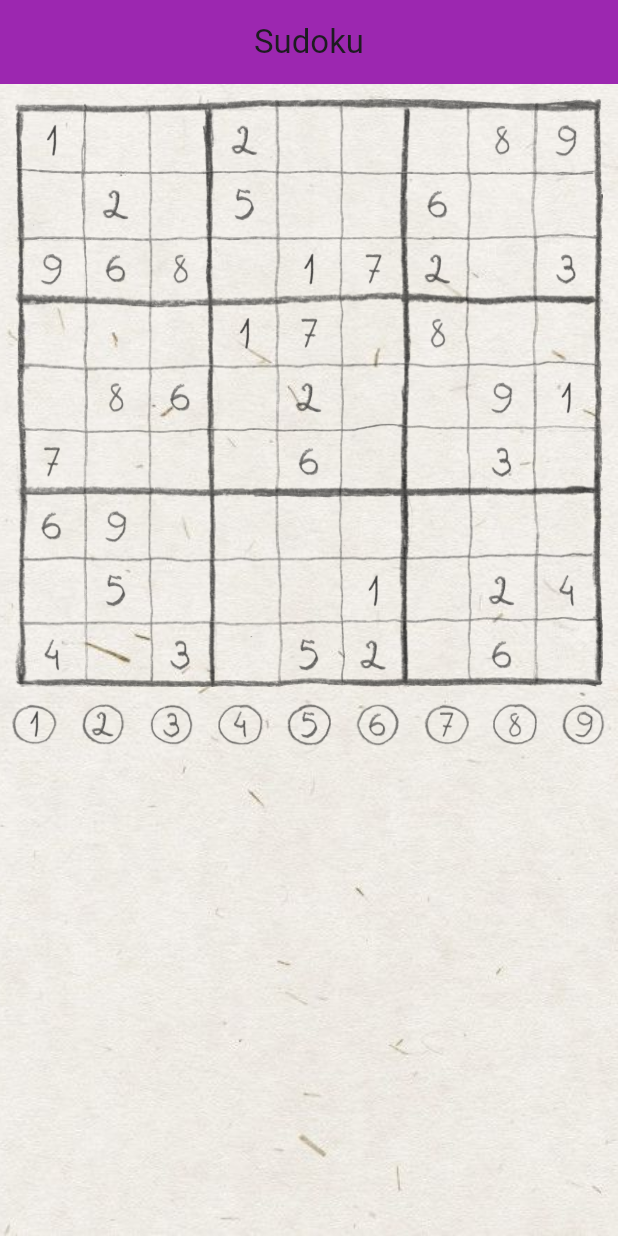
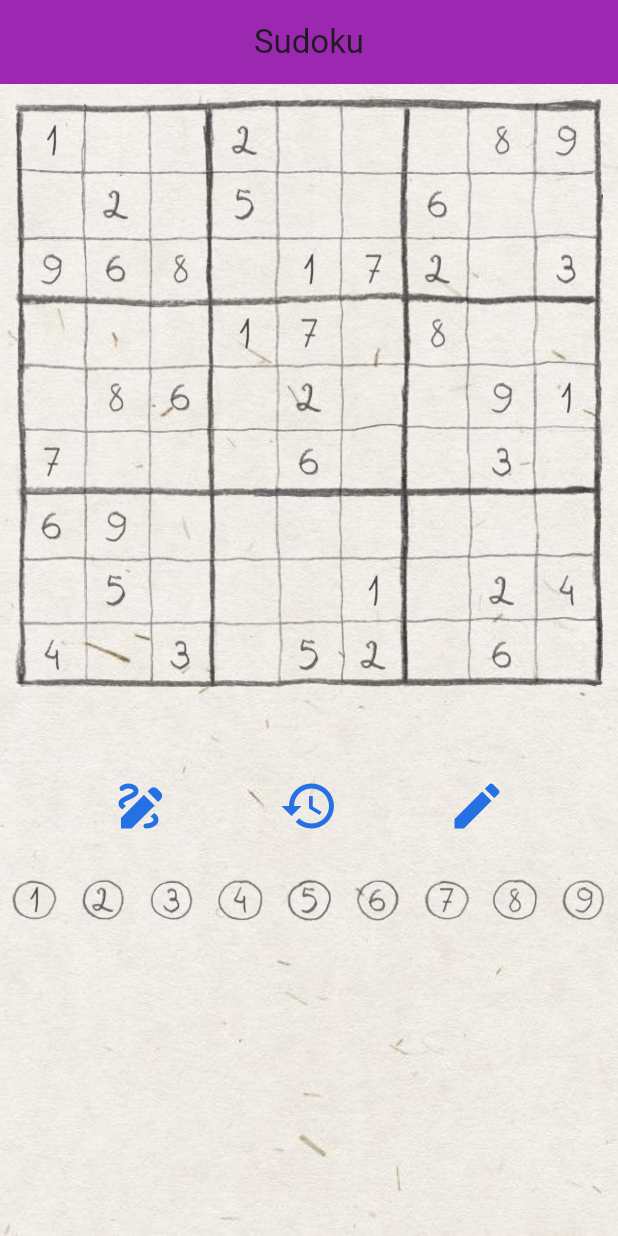
Before and after one commit to reily-cleiane/sudoku, a Flutter app: the screen it shows after launch, after a tap on "Fácil", on a phone screen of 412 x 824 dp. Run offline on Flutter 3.47's test engine with Material 3 defaults, Android fonts, the phone set to English and light mode, and no system bars.

Commit message:
Adiciona botões de desfazer, apagar e rascunho

```diff
--- /dev/null
+++ b/lib/componentes/botoes_jogo.dart
@@ -0,0 +1,34 @@
+import 'package:flutter/material.dart';
+
+class BotoesJogo extends StatelessWidget {
+  const BotoesJogo({super.key, required this.apagar, required this.desfazer, required this.anotar});
+
+  final Function() apagar;
+  final Function() desfazer;
+  final Function() anotar;
+
+  Widget _gerarBotao({required IconData icone, required String rotulo, required VoidCallback onTap}) {
+    return IconButton(
+      iconSize: 40,
+      icon: Icon(icone),
+      color: const Color.fromARGB(255, 37, 112, 226),
+      onPressed: onTap,
+    );
+  }
+
+  @override
+  Widget build(BuildContext context) {
+    return Container(
+      width: double.infinity,
+      padding: EdgeInsets.symmetric(vertical: 20, horizontal: 10),
+      child: Row(
+        mainAxisAlignment: MainAxisAlignment.spaceEvenly,
+        children: [
+          _gerarBotao(icone: Icons.draw, rotulo: 'Apagar', onTap: apagar),
+          _gerarBotao(icone: Icons.history, rotulo: 'Desfazer', onTap: desfazer),
+          _gerarBotao(icone: Icons.create, rotulo: 'Anotar', onTap: anotar),
+        ],
+      ),
+    );
+  }
+}
--- /dev/null
+++ b/lib/modelos/historico_jogada.model.dart
@@ -0,0 +1,3 @@
+import 'package:sudoku_app/modelos/posicao.model.dart';
+
+typedef HistoricoJogada = ({Posicao posicao, int? valorAntigo, int? valorNovo});
--- a/lib/telas/jogo.dart
+++ b/lib/telas/jogo.dart
@@ -1,15 +1,16 @@
 import 'package:flutter/material.dart';
+import 'package:sudoku_app/componentes/botoes_jogo.dart';
 import 'package:sudoku_app/componentes/grid.dart';
 import 'package:sudoku_app/componentes/teclado.dart';
 import 'package:sudoku_app/logica/dificuldade.dart';
 import 'package:sudoku_app/logica/logica.dart';
 import 'package:sudoku_app/modelos/celula.model.dart';
+import 'package:sudoku_app/modelos/historico_jogada.model.dart';
 import 'package:sudoku_app/modelos/posicao.model.dart';
 
 class Jogo extends StatefulWidget {
   //Recebe key (que é padrão do framework, título, e dificuldade do jogo)
-  const Jogo({super.key, required this.titulo, required this.dificuldade});
-  final String titulo;
+  const Jogo({super.key, required this.dificuldade});
   final Dificuldade dificuldade;
 
   @override
@@ -21,6 +22,10 @@ class JogoState extends State<Jogo> {
   (int, int)? posicaoSelecionada;
   Posicao? posicaoDestacadaDuplicidade;
   List<int> contagemNumeros = [];
+  Posicao? ultimaPosicaoJogada;
+  int? ultimoValorSubstituido;
+  bool modoRascunho = false;
+  List<HistoricoJogada> pilhaDesfazer = [];
 
   @override
   void initState() {
@@ -29,15 +34,68 @@ class JogoState extends State<Jogo> {
     contagemNumeros = LogicaSudoku.contarNumeros(tabuleiro);
   }
 
-  void _inserirNumero(int valor) {
+  void apagar() {
+    if (posicaoSelecionada != null && !tabuleiro[posicaoSelecionada!.$1][posicaoSelecionada!.$2].isFixo) {
+      setState(() {
+        tabuleiro[posicaoSelecionada!.$1][posicaoSelecionada!.$2].rascunho = [];
+        tabuleiro[posicaoSelecionada!.$1][posicaoSelecionada!.$2].valor = 0;
+      });
+    }
+  }
+
+  void desfazer() {
+    if (ultimaPosicaoJogada != null && ultimoValorSubstituido != null && pilhaDesfazer.isNotEmpty) {
+      setState(() {
+        final ultimaJogada = pilhaDesfazer.removeLast();
+        // Reverte o valor no tabuleiro
+        tabuleiro[ultimaJogada.posicao.$1][ultimaJogada.posicao.$2].valor = ultimaJogada.valorAntigo;
+        // Atualiza teclado
+        contagemNumeros = LogicaSudoku.contarNumeros(tabuleiro);
+      });
+    }
+  }
+
+  void anotar() {
+    setState(() {
+      modoRascunho = !modoRascunho;
+    });
+  }
+
+  void inserirAnotacao(int valor) {
     if (posicaoSelecionada == null || tabuleiro[posicaoSelecionada!.$1][posicaoSelecionada!.$2].isFixo) {
       return;
     }
+    final anotacaoExistente = tabuleiro[posicaoSelecionada!.$1][posicaoSelecionada!.$2].rascunho;
+    final (sucesso, jogadaInvalida) = LogicaSudoku.inserirNumero(tabuleiro, valor, posicaoSelecionada);
+    if (sucesso) {
+      setState(() {
+        tabuleiro[posicaoSelecionada!.$1][posicaoSelecionada!.$2].valor = 0;
+        for (var anotacao in anotacaoExistente) {
+          tabuleiro[posicaoSelecionada!.$1][posicaoSelecionada!.$2].rascunho.add(anotacao);
+        }
+        tabuleiro[posicaoSelecionada!.$1][posicaoSelecionada!.$2].rascunho.add(valor);
+      });
+      return;
+    }
+  }
+
+  void _inserirNumero(int valor) {
+    if (modoRascunho == true) {
+      inserirAnotacao(valor);
+      return;
+    }
+
+    if (posicaoSelecionada == null || tabuleiro[posicaoSelecionada!.$1][posicaoSelecionada!.$2].isFixo) {
+      return;
+    }
+    final valorSubstituidoTemporario = tabuleiro[posicaoSelecionada!.$1][posicaoSelecionada!.$2].valor;
 
     final (sucesso, jogadaInvalida) = LogicaSudoku.inserirNumero(tabuleiro, valor, posicaoSelecionada);
 
     if (sucesso) {
       setState(() {
+        pilhaDesfazer.add((posicao: posicaoSelecionada!, valorAntigo: valorSubstituidoTemporario, valorNovo: valor));
+
         contagemNumeros = LogicaSudoku.contarNumeros(tabuleiro);
         posicaoDestacadaDuplicidade = null;
       });
@@ -95,6 +153,11 @@ class JogoState extends State<Jogo> {
                     ),
                   ),
                 ),
+                Container(
+                  alignment: Alignment.centerRight,
+                  child: Text(modoRascunho == true ? "Modo de rascunho" : ""),
+                ),
+                BotoesJogo(apagar: apagar, desfazer: desfazer, anotar: anotar),
                 Teclado(
                   valoresDisponiveis: const [1, 2, 3, 4, 5, 6, 7, 8, 9],
                   inserirNumero: (valor) => _inserirNumero(valor),
--- a/lib/telas/novo_jogo.dart
+++ b/lib/telas/novo_jogo.dart
@@ -14,83 +14,64 @@ class NovoJogo extends StatefulWidget {
 }
 
 class _NovoJogoState extends State<NovoJogo> {
-
-   void iniciarJogo(Dificuldade dificuldade){
+  void iniciarJogo(Dificuldade dificuldade) {
     Navigator.pushReplacement(
       context,
       MaterialPageRoute(
         //builder: (context) => Grid())
-          builder: (context) => Jogo(
-            titulo: 'Jogo', dificuldade: dificuldade,)),
+        builder: (context) => Jogo(dificuldade: dificuldade),
+      ),
     );
   }
 
   @override
   Widget build(BuildContext context) {
     return Scaffold(
-      appBar: AppBar(
-        title: Text("Sudoku"),
-        centerTitle: true,
-        backgroundColor: Colors.purple,
-      ),
+      appBar: AppBar(title: Text("Sudoku"), centerTitle: true, backgroundColor: Colors.purple),
       backgroundColor: Colors.white,
       body: SingleChildScrollView(
-        child: Column(children: <Widget>[
+        child: Column(
+          children: <Widget>[
             SizedBox(
               width: double.infinity,
               height: 50.0,
-            child:
-              ElevatedButton(
-                style: ElevatedButton.styleFrom(
-                  padding: EdgeInsets.zero,
-                  minimumSize: Size.zero,),
+              child: ElevatedButton(
+                style: ElevatedButton.styleFrom(padding: EdgeInsets.zero, minimumSize: Size.zero),
                 onPressed: () {
                   iniciarJogo(DificuldadeFacil());
                 },
-                child: const Text('Fácil', style: TextStyle(color: Colors.black, fontSize: 20.0),)
-              )
+                child: const Text('Fácil', style: TextStyle(color: Colors.black, fontSize: 20.0)),
               ),
-          Padding(
-            padding: const EdgeInsets.fromLTRB(0, 30.0, 0, 0),
             ),
+            Padding(padding: const EdgeInsets.fromLTRB(0, 30.0, 0, 0)),
 
             SizedBox(
               width: double.infinity,
               height: 50.0,
-            child:
-              ElevatedButton(
-                style: ElevatedButton.styleFrom(
-                  padding: EdgeInsets.zero,
-                  minimumSize: Size.zero,),
+              child: ElevatedButton(
+                style: ElevatedButton.styleFrom(padding: EdgeInsets.zero, minimumSize: Size.zero),
                 onPressed: () {
                   iniciarJogo(DificuldadeMedia());
                 },
-                child: const Text('Médio', style: TextStyle(color: Colors.black, fontSize: 20.0),)
+                child: const Text('Médio', style: TextStyle(color: Colors.black, fontSize: 20.0)),
               ),
-
             ),
-          Padding(
-            padding: const EdgeInsets.fromLTRB(0, 30.0, 0, 0),
-          ),
+            Padding(padding: const EdgeInsets.fromLTRB(0, 30.0, 0, 0)),
 
             SizedBox(
               width: double.infinity,
               height: 50.0,
-            child:
-              ElevatedButton(
-                style: ElevatedButton.styleFrom(
-                  padding: EdgeInsets.zero,
-                  minimumSize: Size.zero,),
+              child: ElevatedButton(
+                style: ElevatedButton.styleFrom(padding: EdgeInsets.zero, minimumSize: Size.zero),
                 onPressed: () {
                   iniciarJogo(DificuldadeDificil());
                 },
-                child: const Text('Difícil', style: TextStyle(color: Colors.black, fontSize: 20.0),)
-              )
+                child: const Text('Difícil', style: TextStyle(color: Colors.black, fontSize: 20.0)),
               ),
-
-        ]
-      )
-    ));
+            ),
+          ],
+        ),
+      ),
+    );
   } // Fim do build
-
 }
```
Also changed, not shown: lib/componentes/celula.dart (+12 -13 lines). Lines whose indentation alone changed are shown as unchanged.
